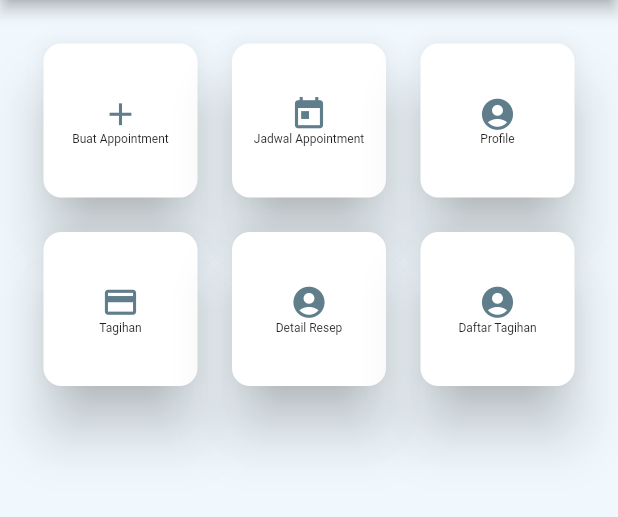
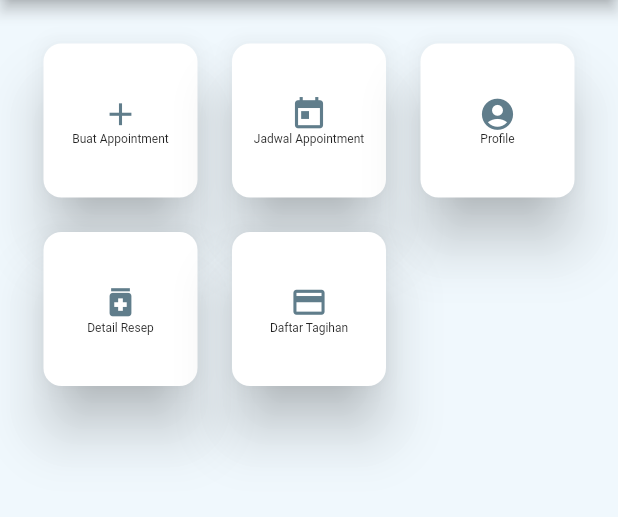
Before and after one commit to nadhirarachma/arsitektur-dan-pemrograman-aplikasi-perusahaan-java-dart, a Flutter app: the Home screen opened directly with empty values, on a phone screen of 412 x 824 dp, the part 84-601 px from its top. Run offline on Flutter 3.47's test engine with Material 2 defaults, Android fonts, the phone set to English and light mode, and no system bars; our stand-ins replace dropdown_button2, equatable, flutter_bloc, flutter_datetime_picker, flutter_secure_storage, get_it; accounts and stored records are empty.

Commit message:
Fix home (mobile)

```diff
--- a/rumahsehat_mobile/lib/page/homepage.dart
+++ b/rumahsehat_mobile/lib/page/homepage.dart
@@ -141,43 +141,6 @@ class _Homepage extends State<Home> {
                     ),
                     GestureDetector(
                       onTap: () {
-                        Navigator.push(
-                            context,
-                            MaterialPageRoute(
-                                builder: (context) => Home(
-                                      username: widget.username,
-                                    )));
-                      },
-                      child: Card(
-                          shape: RoundedRectangleBorder(
-                              borderRadius: BorderRadius.circular(12)),
-                          elevation: 16,
-                          margin: const EdgeInsets.all(9),
-                          child: InkWell(
-                              onTap: () {
-                                // Navigator.push(context,MaterialPageRoute(builder: (context) => DaftarTagihan()));
-                              },
-                              splashColor: Colors.lightBlue,
-                              child: Center(
-                                child: Column(
-                                  mainAxisSize: MainAxisSize.min,
-                                  children: const <Widget>[
-                                    Icon(
-                                      Icons.payment,
-                                      size: 25,
-                                      color: Colors.blueGrey,
-                                    ),
-                                    Text(
-                                      "Tagihan",
-                                      softWrap: true,
-                                      style: TextStyle(fontSize: 8),
-                                    ),
-                                  ],
-                                ),
-                              ))),
-                    ),
-                    GestureDetector(
-                      onTap: () {
                         // Navigator.push(context,MaterialPageRoute(builder: (context) => Profile()));
                         //
                       },
@@ -202,7 +165,7 @@ class _Homepage extends State<Home> {
                                   mainAxisSize: MainAxisSize.min,
                                   children: const <Widget>[
                                     Icon(
-                                      Icons.account_circle,
+                                      Icons.medication,
                                       size: 25,
                                       color: Colors.blueGrey,
                                     ),
@@ -240,7 +203,7 @@ class _Homepage extends State<Home> {
                                   mainAxisSize: MainAxisSize.min,
                                   children: const <Widget>[
                                     Icon(
-                                      Icons.account_circle,
+                                      Icons.payment,
                                       size: 25,
                                       color: Colors.blueGrey,
                                     ),
```
Also changed, not shown: rumahsehat_mobile/pubspec.lock.
